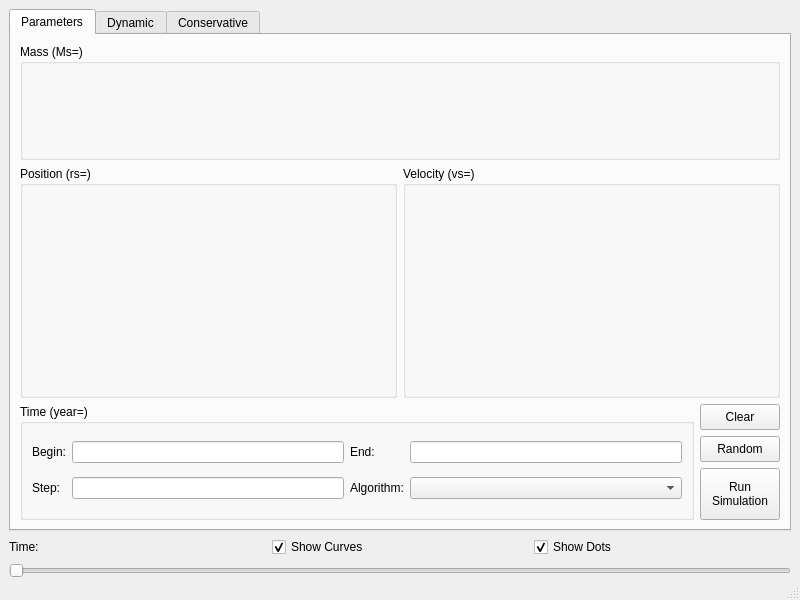
Qt form MainWindow.ui (ToKiNoBug/UniSimulator) before a commit.
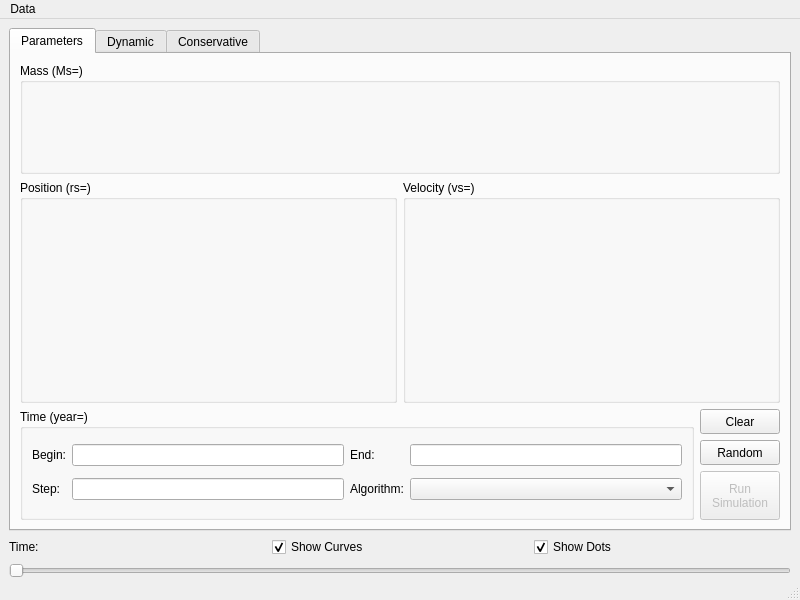
The same form after that commit.

Diff of the .ui file:
```diff
--- a/MainWindow.ui
+++ b/MainWindow.ui
@@ -75,6 +75,9 @@
          <layout class="QGridLayout" name="gridLayout">
           <item row="2" column="1" rowspan="2">
            <widget class="QPushButton" name="BtnRunSimulation">
+            <property name="enabled">
+             <bool>false</bool>
+            </property>
             <property name="sizePolicy">
              <sizepolicy hsizetype="Minimum" vsizetype="Preferred">
               <horstretch>0</horstretch>
@@ -283,9 +286,17 @@
      <x>0</x>
      <y>0</y>
      <width>800</width>
-     <height>22</height>
+     <height>21</height>
     </rect>
    </property>
+   <widget class="QMenu" name="menu_Save">
+    <property name="title">
+     <string>Data</string>
+    </property>
+    <addaction name="actionSave_parameters"/>
+    <addaction name="actionLoad_parameters"/>
+   </widget>
+   <addaction name="menu_Save"/>
   </widget>
   <widget class="QStatusBar" name="statusbar"/>
  </widget>
```
Left out of the diff: 10 changed lines with no effect on the pictures.
